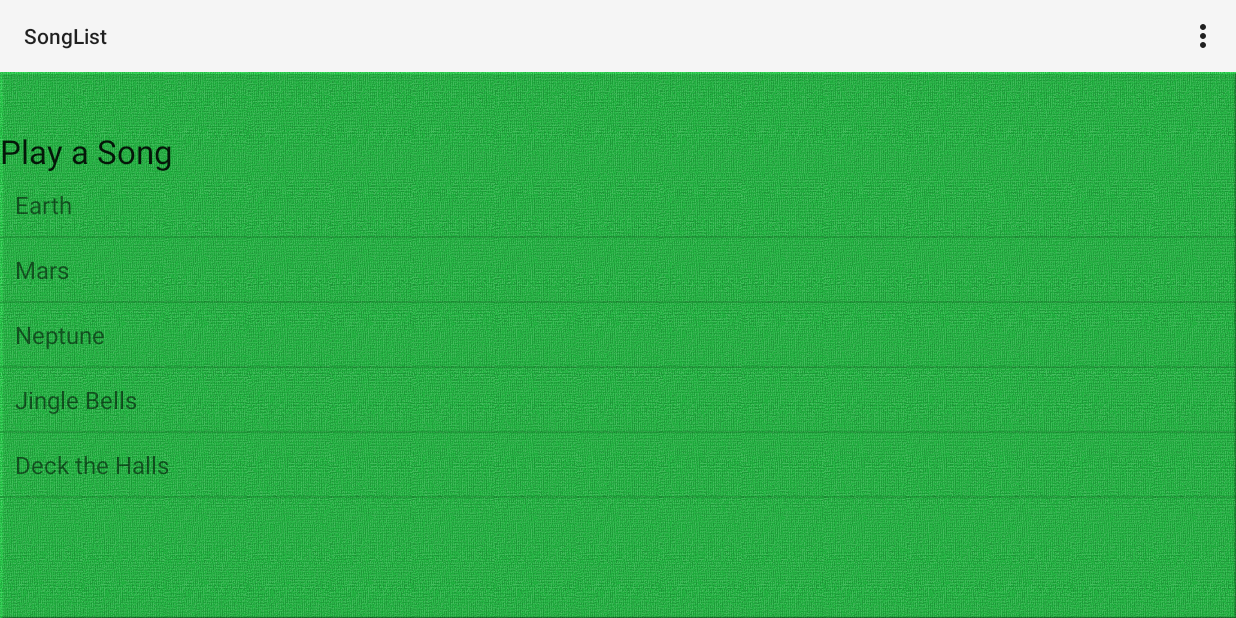
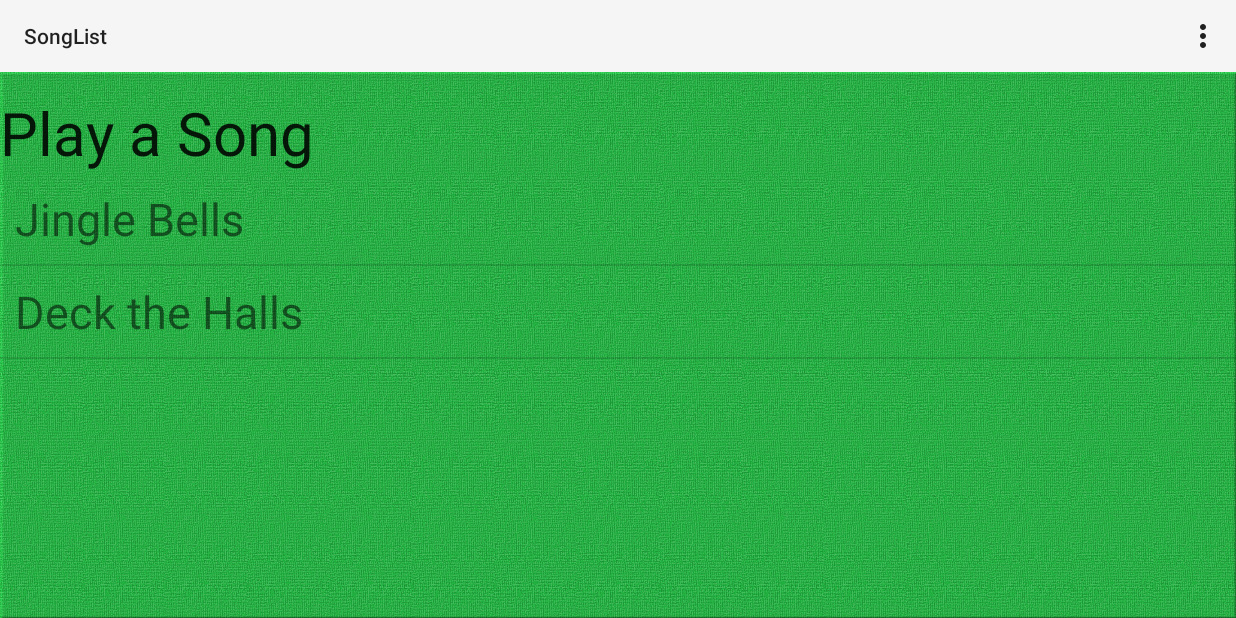
Before and after one commit to zealtron/RPi, an Android app: the SongList screen opened directly, with no data from a screen before it, on a phone screen of 824 x 412 dp (held sideways). Run offline under Robolectric (Android 15) with nearby library versions, the phone set to English and light mode, and no system bars.

Commit message:
Increased font size of songs

```diff
--- a/app/src/main/java/cs4720furrett/rpimobileproject/SongList.java
+++ b/app/src/main/java/cs4720furrett/rpimobileproject/SongList.java
@@ -30,7 +30,7 @@ public class SongList extends Activity {
         ListView mainListView = (ListView) findViewById(R.id.list);
 
         // Create and populate a List of planet names.
-        String[] planets = new String[]{"Earth", "Mars", "Neptune", "Jingle Bells", "Deck the Halls"};
+        String[] planets = new String[]{"Jingle Bells", "Deck the Halls"};
         ArrayList<String> planetList = new ArrayList<String>();
         planetList.addAll(Arrays.asList(planets));
 
--- a/app/src/main/res/layout/activity_song_list.xml
+++ b/app/src/main/res/layout/activity_song_list.xml
@@ -16,6 +16,7 @@
         android:layout_alignParentLeft="true"
         android:layout_alignParentStart="true"
         android:textAppearance="?android:attr/textAppearanceLarge"
+        android:textSize="40sp"
         android:layout_alignParentBottom="true" />
 
 
--- a/app/src/main/res/layout/simplerow.xml
+++ b/app/src/main/res/layout/simplerow.xml
@@ -3,5 +3,5 @@
     android:layout_width="fill_parent"
     android:layout_height="wrap_content"
     android:padding="10dp"
-    android:textSize="16sp" >
+    android:textSize="30sp" >
 </TextView>
```
